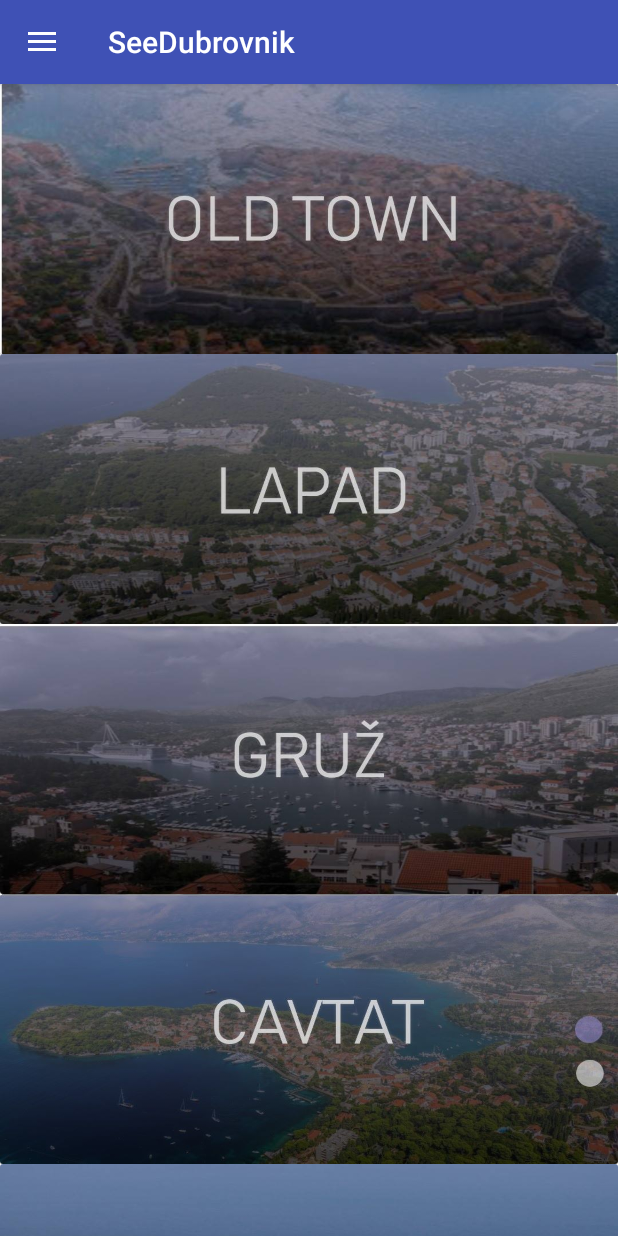
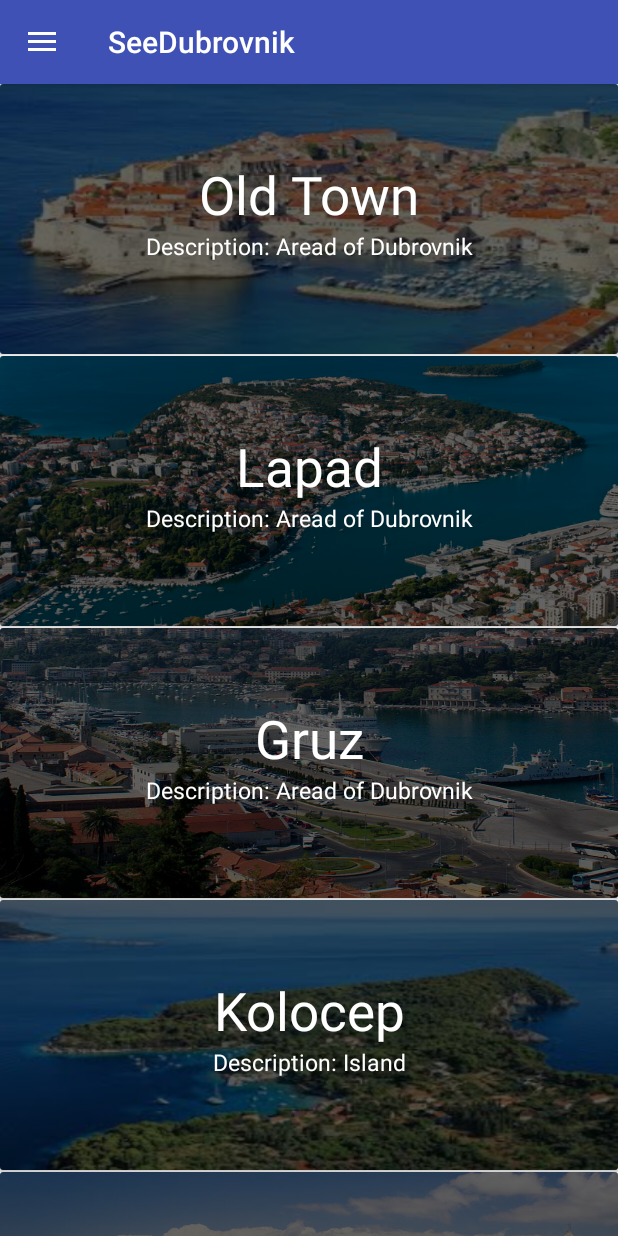
Before and after one commit to progonitelj/SeeDubrovnikTest2, an Android app: the screen it shows after launch (PickDestination), after a tap on "START YOUR JURNEY", on a phone screen of 412 x 824 dp. Run offline under Robolectric (Android 15) with nearby library versions, the phone set to English and light mode, and no system bars.

Commit message:
-- RecyclerViewAdapterTur ++bit of optimization and design

```diff
--- a/app/src/main/java/hr/project/seedubrovnik/Bottom_Activity.java
+++ b/app/src/main/java/hr/project/seedubrovnik/Bottom_Activity.java
@@ -41,11 +41,12 @@
 
         String descript = intent.getStringExtra("desc");
         TextView tvDescript = (TextView) findViewById(R.id.descript);
+        makeToastLong(descript);
         tvDescript.setText(descript);
 
         String pot = intent.getStringExtra("pot");
-        TextView tvPot = (TextView) findViewById(R.id.pot);
-        tvPot.setText(pot);
+        //TextView tvPot = (TextView) findViewById(R.id.pot);
+        //tvPot.setText(pot);
 
         String name = intent.getStringExtra("stringName");
         TextView tvName = (TextView) findViewById(R.id.textime);
--- a/app/src/main/java/hr/project/seedubrovnik/MidActivity.java
+++ b/app/src/main/java/hr/project/seedubrovnik/MidActivity.java
@@ -26,7 +26,7 @@
     private static final String TAG = "MidActivity";
 
     RecyclerView lsMonuments;
-    RecyclerViewListAdapterTur lsMonumentsAdapter;
+    RecyclerViewListAdapter lsMonumentsAdapter;
     List<TuristicObject> lsObjects;
 
     @Override
@@ -53,7 +53,7 @@
 
             }
 
-        lsMonumentsAdapter = new RecyclerViewListAdapterTur(this, lsObjects);
+        lsMonumentsAdapter = new RecyclerViewListAdapter(this, lsObjects);
         lsMonuments.setAdapter(lsMonumentsAdapter);
 
         //Navbar prepare *start*
--- a/app/src/main/java/hr/project/seedubrovnik/RecyclerViewListAdapter.java
+++ b/app/src/main/java/hr/project/seedubrovnik/RecyclerViewListAdapter.java
@@ -10,6 +10,7 @@
 import android.view.ViewGroup;
 import android.widget.ImageView;
 import android.widget.LinearLayout;
+import android.widget.RelativeLayout;
 import android.widget.TextView;
 import android.widget.Toast;
 
@@ -19,11 +20,10 @@
 public class RecyclerViewListAdapter extends RecyclerView.Adapter<RecyclerViewListAdapter.ViewHolder>{
 
     private static final String TAG = "RecyclerViewListAdapter";
+    private Context myContext;
+    List items = new ArrayList();
 
-    private Context myContext;
-    List<PartsOfTown> items = new ArrayList<>();
-
-    public RecyclerViewListAdapter(Context myContext, List<PartsOfTown> items) {
+    public <T> RecyclerViewListAdapter(Context myContext, List<T> items) {
         this.myContext = myContext;
         this.items = items;
     }
@@ -39,21 +39,51 @@
 
     @Override
     public void onBindViewHolder(@NonNull final ViewHolder holder, int position) {
-        final PartsOfTown object = items.get(position);
-        //holder.title.setText(object.getName());
-        //holder.desc.setText(holder.desc.getText() + object.getDesc());
+        if (items.get(position ) instanceof TuristicObject){
+            final TuristicObject object = (TuristicObject) items.get(position);
+            Toast.makeText(myContext, "Tur Obj", Toast.LENGTH_LONG).show();
+            holder.title.setText(object.getName());
+            holder.desc.setText(holder.desc.getText() + object.getDesc());
             holder.image.setImageDrawable(myContext.getResources().getDrawable(object.getImage()));
-
             holder.parentLayout.setOnClickListener(new View.OnClickListener() {
                 @Override
                 public void onClick(View v) {
-                Log.d(TAG, "onClick: Clicked on item");
+                    Log.d(TAG, "onClick: Clicked on item"+ object.getName());
                     Toast.makeText(myContext, "Clicked " + object.getName(), Toast.LENGTH_SHORT).show();
+
+                    Intent intent = new Intent(myContext, Bottom_Activity.class);
+                    intent.putExtra("stringName", object.getName());
+                    intent.putExtra("geo", object.getGeoURI());
+                    intent.putExtra("img", object.getImage());
+                    intent.putExtra("desc",object.getDesc());
+                    intent.putExtra("pot",object.getPartOfTown());
+                    myContext.startActivity(intent);
+
+                }
+            });
+        }
+        else {
+            Toast.makeText(myContext, "Part of town", Toast.LENGTH_LONG).show();
+            final PartsOfTown object =(PartsOfTown) items.get(position);
+            holder.title.setText(object.getName());
+            holder.desc.setText(holder.desc.getText() + object.getDesc());
+            holder.image.setImageDrawable(myContext.getResources().getDrawable(object.getImage()));
+            holder.parentLayout.setOnClickListener(new View.OnClickListener() {
+                @Override
+                public void onClick(View v) {
+                    Log.d(TAG, "onClick: Clicked on item"+ object.getName());
+                    Toast.makeText(myContext, "Clicked " + object.getName(), Toast.LENGTH_SHORT).show();
+
                     Intent intent = new Intent(myContext, MidActivity.class);
                     intent.putExtra("stringName", object.getName());
                     myContext.startActivity(intent);
+
                 }
             });
+        }
+
+
+
 
     }
 
@@ -65,13 +95,13 @@
 
     public class ViewHolder extends RecyclerView.ViewHolder{
         ImageView image;
-        //TextView title, desc;
-        LinearLayout parentLayout;
+        TextView title, desc;
+        RelativeLayout parentLayout;
         public ViewHolder(View itemView) {
             super(itemView);
             image = itemView.findViewById(R.id.imageView1);
-            //title = itemView.findViewById(R.id.TextView1);
-            //desc  = itemView.findViewById(R.id.TextView2);
+            title = itemView.findViewById(R.id.TextView1);
+            desc  = itemView.findViewById(R.id.TextView2);
             parentLayout =  itemView.findViewById(R.id.parentLayout);
         }
     }
--- a/app/src/main/java/hr/project/seedubrovnik/SeeDubrovnikDatabaseHellper.java
+++ b/app/src/main/java/hr/project/seedubrovnik/SeeDubrovnikDatabaseHellper.java
@@ -66,7 +66,7 @@
         insertNewLocation(db,"Old Town", "Aread of Dubrovnik", "The old town of Dubrovnik", R.drawable.oldtown_icon);
         insertNewLocation(db,"Lapad", "Aread of Dubrovnik","Urban Part of Dubrovnik", R.drawable.lapad_icon);
         insertNewLocation(db,"Gruz", "Aread of Dubrovnik","Urban part of dubrovnik/port", R.drawable.gruz_icon);
-        //insertNewLocation(db,"Kolocep", "Island","First Elafiti island", R.drawable.kolocep);
+        insertNewLocation(db,"Kolocep", "Island","First Elafiti island", R.drawable.kolocep);
         insertNewLocation(db,"Cavatat", "Town","Small Town close to Dubrovnik", R.drawable.cavtat_icon);
         insertNewLocation(db,"Lokrum", "Island","Small island close to Dubrovnik", R.drawable.lokrum_icon);
 
@@ -121,14 +121,14 @@
         return cur;
     }
 
-
+    //Returns a cursor object with all turistic objects
     public Cursor getObjects (){
         SQLiteDatabase db = this.getWritableDatabase();
         Cursor cursor = db.rawQuery("SELECT * FROM " + TABLEOBJECTS + " ;", null);
         return cursor;
     }
 
-
+    //Returns a cursor object with all turistic areas
     public Cursor getLocations (){
         SQLiteDatabase db = this.getWritableDatabase();
         String sql = "SELECT * FROM " + TABLELOCATIONS + " ;";
@@ -136,7 +136,7 @@
         return cursor;
     }
 
-
+    //Returns a cursor object with all turistic objects with name 'name'
     public Cursor getObjectsOf (String name){
         SQLiteDatabase db = this.getWritableDatabase();
         Cursor cursor = db.rawQuery("SELECT o.Name, o.Description, o.TypeOfObject, o.Image_id, o.geoData FROM Objects o JOIN Locations l ON l.ID = o.Location_id WHERE l.Name = '" + name +"';", null);
--- a/app/src/main/res/layout/listview_adapter.xml
+++ b/app/src/main/res/layout/listview_adapter.xml
@@ -15,24 +15,15 @@
         android:layout_gravity="center"
         android:layout_width="match_parent"
         android:layout_height="wrap_content"
-        android:elevation="15dp"
-
+        android:layout_marginBottom="1dp"
         >
 
-        <LinearLayout
+        <RelativeLayout
             android:id="@+id/parentLayout"
             android:layout_width="match_parent"
             android:layout_height="match_parent"
             android:orientation="vertical"
             >
-
-           <!-- <TextView
-                android:id="@+id/TextView1"
-                android:layout_width="match_parent"
-                android:layout_height="wrap_content"
-                android:text = "Old Town"
-                android:textSize="25sp"
-                />-->
 
             <ImageView
                 android:id="@+id/imageView1"
@@ -40,20 +31,38 @@
                 android:layout_height="180dp"
                 android:cropToPadding="true"
                 android:scaleType="fitXY"
-                android:src="@drawable/bg_dubrovnik"
+                android:src="@drawable/lapad_icon"
+                android:tint="#99000000"
                 />
 
-           <!-- <TextView
+            <TextView
+                android:id="@+id/TextView1"
+                android:layout_width="match_parent"
+                android:layout_height="wrap_content"
+                android:layout_marginTop="50dp"
+                android:textAlignment="center"
+                android:text = "Old Town"
+                android:textSize="35sp"
+                android:textColor="@color/pureWight"
+                />
+
+            <TextView
                 android:id="@+id/TextView2"
                 android:layout_width="match_parent"
                 android:layout_height="wrap_content"
+                android:textAlignment="center"
+                android:layout_marginLeft="8dp"
+                android:layout_marginRight="8dp"
+                android:layout_below="@+id/TextView1"
                 android:maxHeight="75dp"
                 android:text = "Description: "
                 android:textSize="15sp"
-                />-->
+                android:textColor="@color/pureWight"
+                />
 
 
-        </LinearLayout>
+
+        </RelativeLayout>
 
     </android.support.v7.widget.CardView>
 
```
Also changed, not shown: app/src/main/java/hr/project/seedubrovnik/RecyclerViewListAdapterTur.java (deleted, +0 -81 lines), app/src/main/java/hr/project/seedubrovnik/TuristicObject.java (+5 -45 lines), app/src/main/res/layout/activity_bottom_.xml (+10 -7 lines), app/src/main/res/drawable/cavtat_icon.jpg, app/src/main/res/drawable/gruz_icon.jpg, app/src/main/res/drawable/kolocep.jpg, app/src/main/res/drawable/lapad_icon.jpg, app/src/main/res/drawable/lokrum_icon.jpg, app/src/main/res/drawable/oldtown_icon.jpg, app/src/main/res/drawable/revelin_icon.jpg, app/src/main/res/drawable/sv_vlaho_icon.jpg, app/src/main/res/drawable/svivan_icon.jpg. Lines whose indentation alone changed are shown as unchanged.
